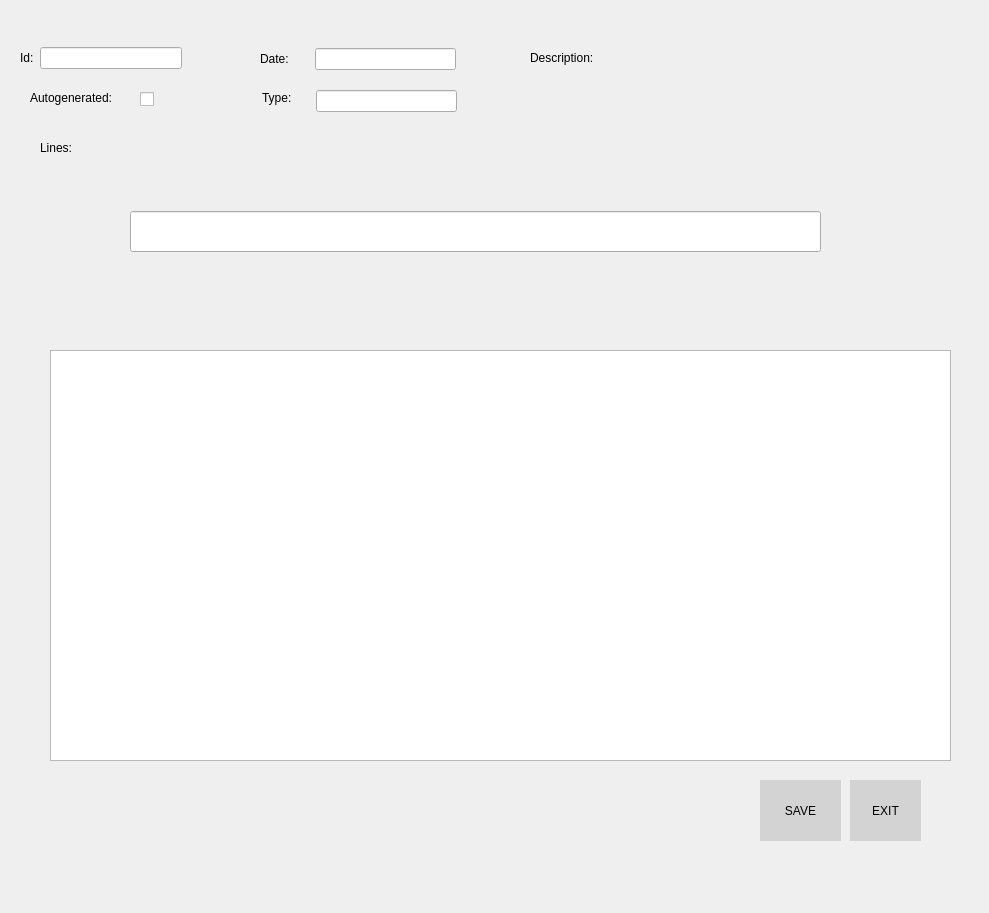
Old version of the form uis/journal_entry_form.ui in the repository andrei219/euromedia.
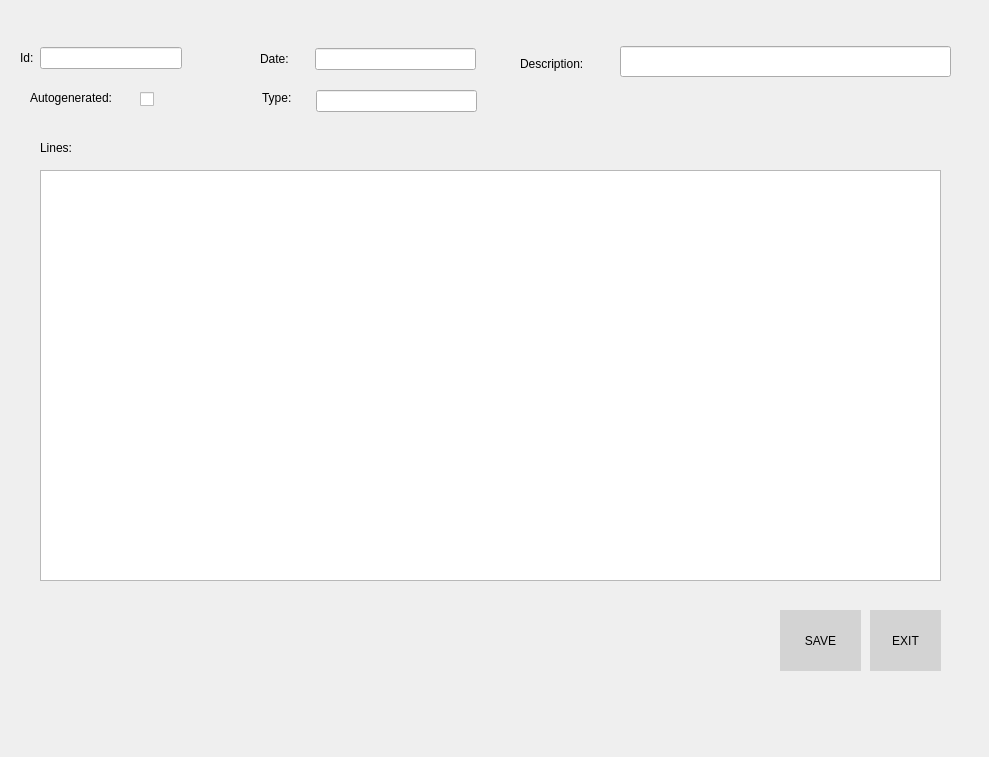
New version of the form. Icons and pictures are not drawn.

Patch:
```diff
--- a/uis/journal_entry_form.ui
+++ b/uis/journal_entry_form.ui
@@ -7,7 +7,7 @@
     <x>0</x>
     <y>0</y>
     <width>989</width>
-    <height>913</height>
+    <height>757</height>
    </rect>
   </property>
   <property name="windowTitle">
@@ -18,7 +18,7 @@
     <rect>
      <x>315</x>
      <y>48</y>
-     <width>141</width>
+     <width>161</width>
      <height>22</height>
     </rect>
    </property>
@@ -29,10 +29,10 @@
   <widget class="QLineEdit" name="description">
    <property name="geometry">
     <rect>
-     <x>130</x>
-     <y>211</y>
-     <width>691</width>
-     <height>41</height>
+     <x>620</x>
+     <y>46</y>
+     <width>331</width>
+     <height>31</height>
     </rect>
    </property>
    <property name="font">
@@ -57,8 +57,8 @@
   <widget class="QLabel" name="label_3">
    <property name="geometry">
     <rect>
-     <x>530</x>
-     <y>50</y>
+     <x>520</x>
+     <y>56</y>
      <width>91</width>
      <height>16</height>
     </rect>
@@ -114,7 +114,7 @@
     <rect>
      <x>316</x>
      <y>90</y>
-     <width>141</width>
+     <width>161</width>
      <height>22</height>
     </rect>
    </property>
@@ -122,8 +122,8 @@
   <widget class="QTableView" name="lines">
    <property name="geometry">
     <rect>
-     <x>50</x>
-     <y>350</y>
+     <x>40</x>
+     <y>170</y>
      <width>901</width>
      <height>411</height>
     </rect>
@@ -151,8 +151,8 @@
   <widget class="QToolButton" name="save">
    <property name="geometry">
     <rect>
-     <x>760</x>
-     <y>780</y>
+     <x>780</x>
+     <y>610</y>
      <width>81</width>
      <height>61</height>
     </rect>
@@ -183,8 +183,8 @@
   <widget class="QToolButton" name="exit">
    <property name="geometry">
     <rect>
-     <x>850</x>
-     <y>780</y>
+     <x>870</x>
+     <y>610</y>
      <width>71</width>
      <height>61</height>
     </rect>
```
